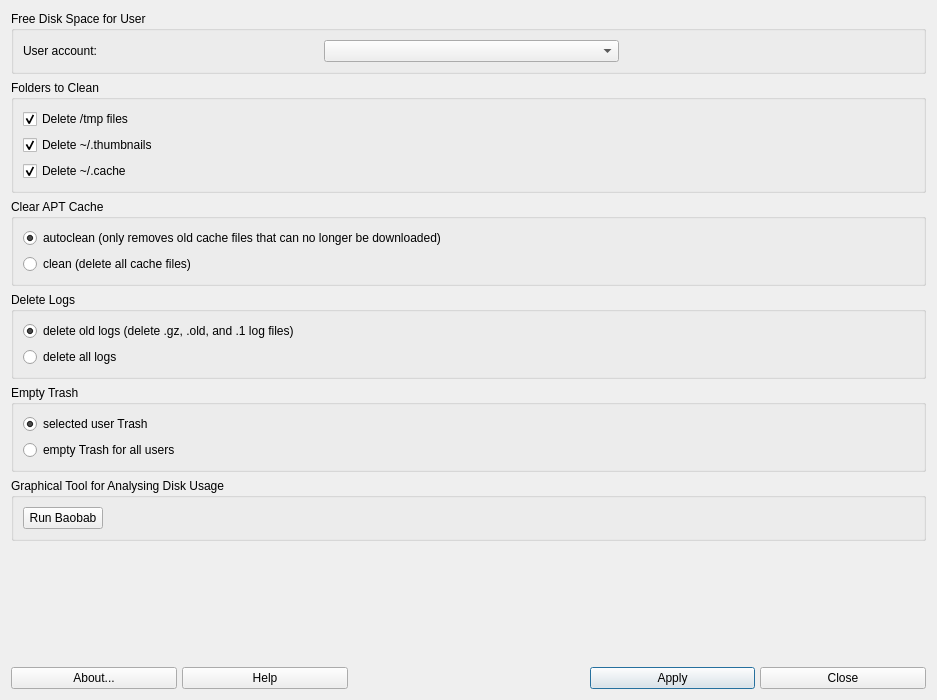
Qt form mainwindow.ui (MX-Linux/mx-cleanup) before a commit.
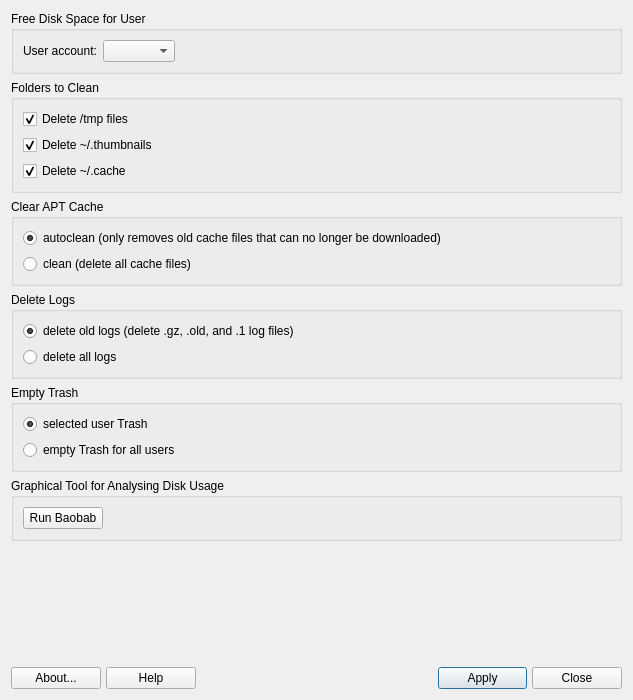
The same form after that commit. Icons and pictures are not drawn.

The edit to the form file:
```diff
--- a/mainwindow.ui
+++ b/mainwindow.ui
@@ -6,7 +6,7 @@
    <rect>
     <x>0</x>
     <y>0</y>
-    <width>937</width>
+    <width>633</width>
     <height>700</height>
    </rect>
   </property>
@@ -39,7 +39,7 @@
       <item row="0" column="1">
        <widget class="QComboBox" name="userCleanCB">
         <property name="sizePolicy">
-         <sizepolicy hsizetype="MinimumExpanding" vsizetype="Minimum">
+         <sizepolicy hsizetype="Preferred" vsizetype="Minimum">
           <horstretch>0</horstretch>
           <verstretch>0</verstretch>
          </sizepolicy>
@@ -52,7 +52,7 @@
       <item row="0" column="0">
        <widget class="QLabel" name="userCleanLabel">
         <property name="sizePolicy">
-         <sizepolicy hsizetype="Expanding" vsizetype="Preferred">
+         <sizepolicy hsizetype="Preferred" vsizetype="Preferred">
           <horstretch>0</horstretch>
           <verstretch>0</verstretch>
          </sizepolicy>
```
